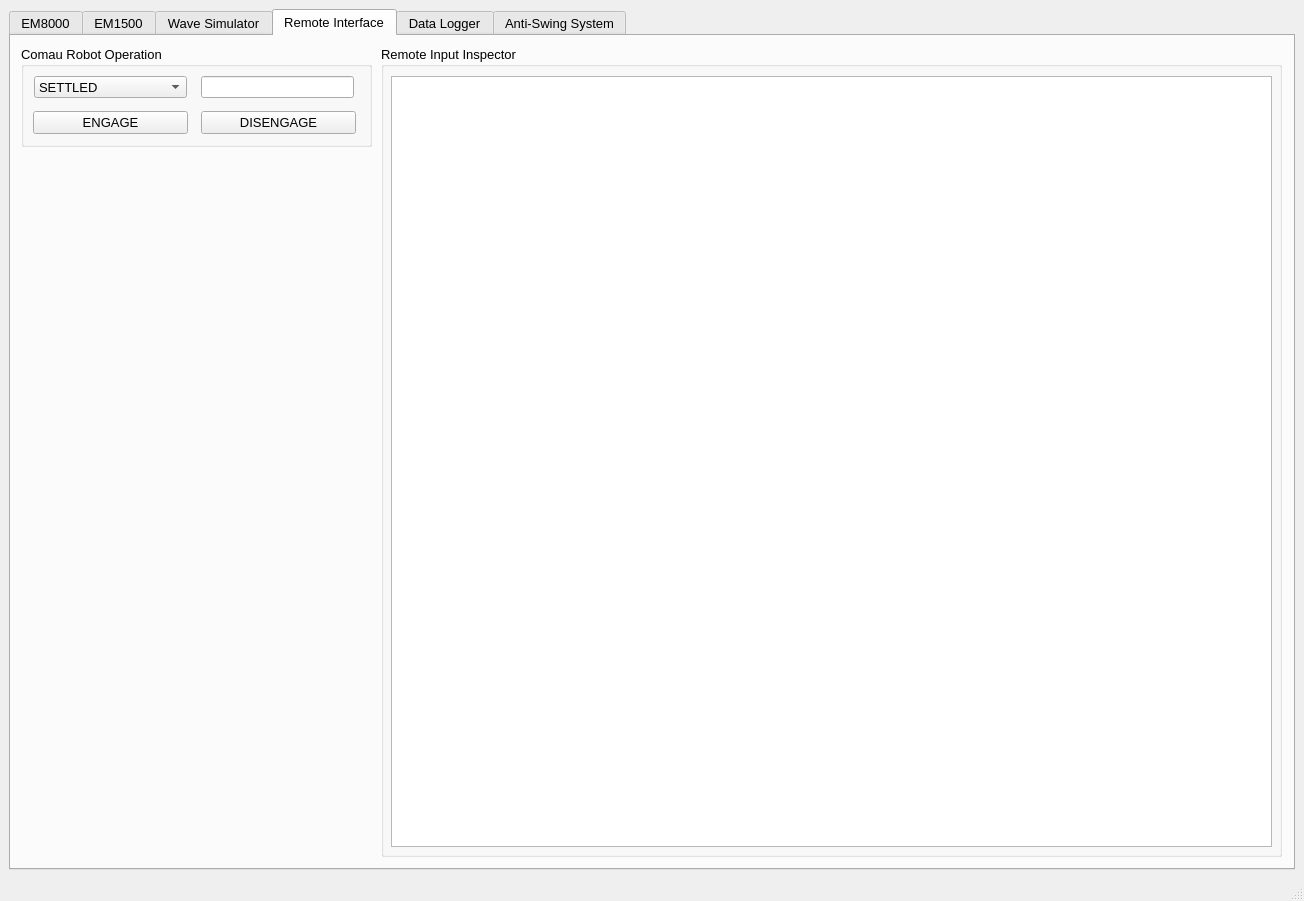
Before: the Qt Designer form hmi/src/MainWindow.ui in sondretordal/motion-lab, drawn with Qt 5.
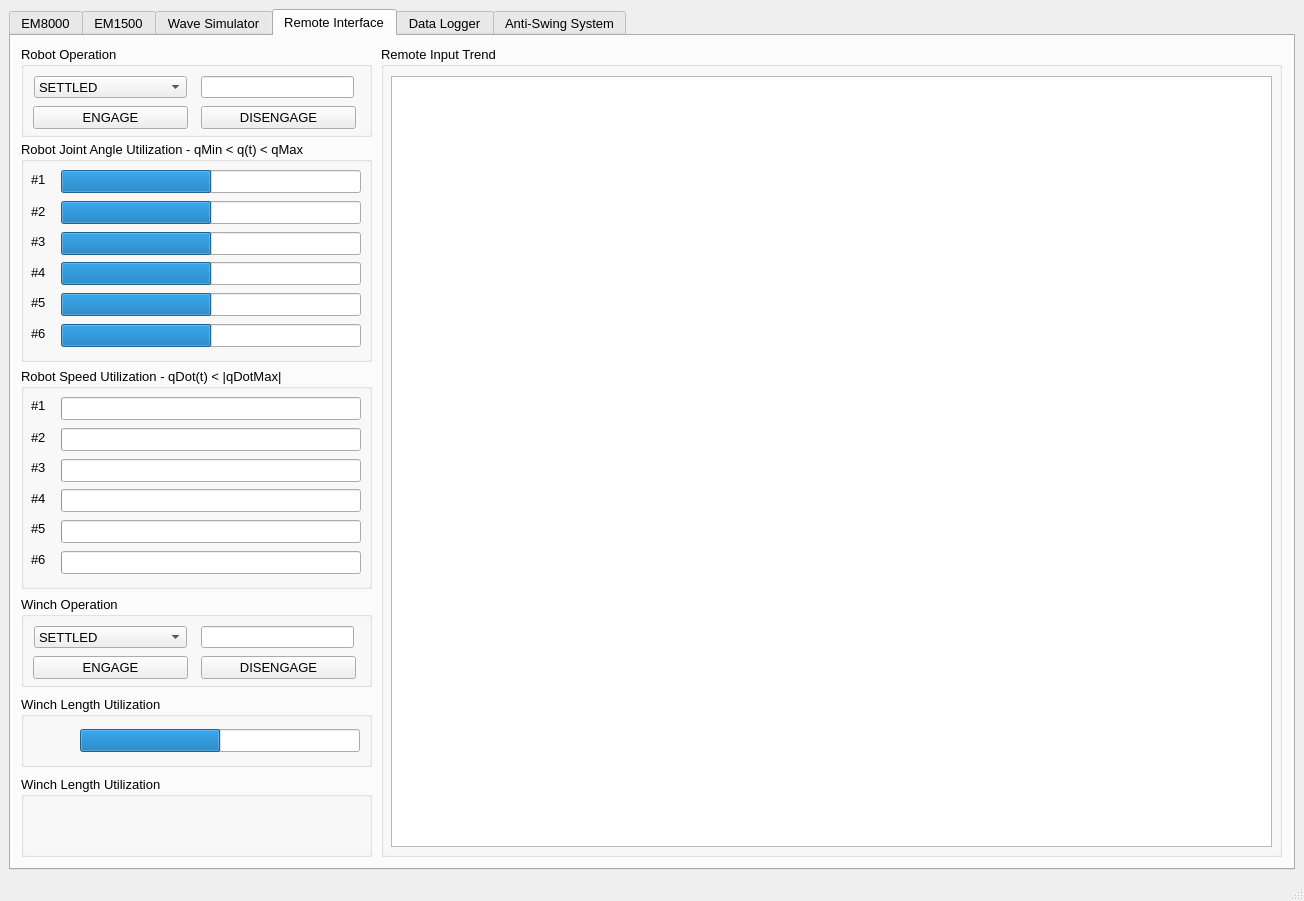
After: the same form once the commit is applied. Custom widgets are drawn as their Qt base class.

Patch:
```diff
--- a/hmi/src/MainWindow.ui
+++ b/hmi/src/MainWindow.ui
@@ -2587,7 +2587,7 @@
          </rect>
         </property>
         <property name="title">
-         <string>Remote Input Inspector</string>
+         <string>Remote Input Trend</string>
         </property>
         <widget class="GraphicsLayoutWidget" name="comau_plot">
          <property name="geometry">
@@ -2606,13 +2606,85 @@
           <x>10</x>
           <y>10</y>
           <width>351</width>
-          <height>101</height>
+          <height>91</height>
          </rect>
         </property>
         <property name="title">
-         <string>Comau Robot Operation</string>
+         <string>Robot Operation</string>
         </property>
-        <widget class="QComboBox" name="em1500_eModeCmd_2">
+        <widget class="QComboBox" name="comau_eModeCmd">
+         <property name="geometry">
+          <rect>
+           <x>13</x>
+           <y>30</y>
+           <width>153</width>
+           <height>22</height>
+          </rect>
+         </property>
+         <item>
+          <property name="text">
+           <string>SETTLED</string>
+          </property>
+         </item>
+         <item>
+          <property name="text">
+           <string>REMOTE</string>
+          </property>
+         </item>
+        </widget>
+        <widget class="QPushButton" name="comau_engage">
+         <property name="geometry">
+          <rect>
+           <x>12</x>
+           <y>60</y>
+           <width>155</width>
+           <height>23</height>
+          </rect>
+         </property>
+         <property name="text">
+          <string>ENGAGE</string>
+         </property>
+        </widget>
+        <widget class="QPushButton" name="comau_disengage">
+         <property name="geometry">
+          <rect>
+           <x>180</x>
+           <y>60</y>
+           <width>155</width>
+           <height>23</height>
+          </rect>
+         </property>
+         <property name="text">
+          <string>DISENGAGE</string>
+         </property>
+        </widget>
+        <widget class="QLineEdit" name="comau_eMode">
+         <property name="geometry">
+          <rect>
+           <x>180</x>
+           <y>30</y>
+           <width>153</width>
+           <height>22</height>
+          </rect>
+         </property>
+         <property name="readOnly">
+          <bool>true</bool>
+         </property>
+        </widget>
+       </widget>
+       <widget class="QGroupBox" name="groupBox_16">
+        <property name="geometry">
+         <rect>
+          <x>10</x>
+          <y>560</y>
+          <width>351</width>
+          <height>91</height>
+         </rect>
+        </property>
+        <property name="title">
+         <string>Winch Operation</string>
+        </property>
+        <widget class="QComboBox" name="winch_eModeCmd">
          <property name="geometry">
           <rect>
            <x>13</x>
@@ -2647,11 +2719,11 @@
           </property>
          </item>
         </widget>
-        <widget class="QPushButton" name="comau_engage">
+        <widget class="QPushButton" name="winch_engage">
          <property name="geometry">
           <rect>
            <x>12</x>
-           <y>65</y>
+           <y>60</y>
            <width>155</width>
            <height>23</height>
           </rect>
@@ -2660,11 +2732,11 @@
           <string>ENGAGE</string>
          </property>
         </widget>
-        <widget class="QPushButton" name="comau_disengage">
+        <widget class="QPushButton" name="winch_disengage">
          <property name="geometry">
           <rect>
            <x>180</x>
-           <y>65</y>
+           <y>60</y>
            <width>155</width>
            <height>23</height>
           </rect>
@@ -2673,7 +2745,7 @@
           <string>DISENGAGE</string>
          </property>
         </widget>
-        <widget class="QLineEdit" name="em1500_eMode_2">
+        <widget class="QLineEdit" name="winch_eMode">
          <property name="geometry">
           <rect>
            <x>180</x>
@@ -2687,6 +2759,495 @@
          </property>
         </widget>
        </widget>
+       <widget class="QGroupBox" name="groupBox_20">
+        <property name="geometry">
+         <rect>
+          <x>10</x>
+          <y>105</y>
+          <width>351</width>
+          <height>221</height>
+         </rect>
+        </property>
+        <property name="title">
+         <string>Robot Joint Angle Utilization - qMin &lt; q(t) &lt; qMax</string>
+        </property>
+        <widget class="QGroupBox" name="groupBox_21">
+         <property name="geometry">
+          <rect>
+           <x>160</x>
+           <y>230</y>
+           <width>351</width>
+           <height>231</height>
+          </rect>
+         </property>
+         <property name="title">
+          <string>Robot Jont Utilization</string>
+         </property>
+        </widget>
+        <widget class="QProgressBar" name="comau_q_0">
+         <property name="geometry">
+          <rect>
+           <x>40</x>
+           <y>29</y>
+           <width>300</width>
+           <height>23</height>
+          </rect>
+         </property>
+         <property name="layoutDirection">
+          <enum>Qt::LeftToRight</enum>
+         </property>
+         <property name="minimum">
+          <number>-100</number>
+         </property>
+         <property name="value">
+          <number>0</number>
+         </property>
+         <property name="textVisible">
+          <bool>false</bool>
+         </property>
+        </widget>
+        <widget class="QProgressBar" name="comau_q_1">
+         <property name="geometry">
+          <rect>
+           <x>40</x>
+           <y>60</y>
+           <width>300</width>
+           <height>23</height>
+          </rect>
+         </property>
+         <property name="layoutDirection">
+          <enum>Qt::LeftToRight</enum>
+         </property>
+         <property name="minimum">
+          <number>-100</number>
+         </property>
+         <property name="value">
+          <number>0</number>
+         </property>
+         <property name="textVisible">
+          <bool>false</bool>
+         </property>
+        </widget>
+        <widget class="QProgressBar" name="comau_q_2">
+         <property name="geometry">
+          <rect>
+           <x>40</x>
+           <y>91</y>
+           <width>300</width>
+           <height>23</height>
+          </rect>
+         </property>
+         <property name="layoutDirection">
+          <enum>Qt::LeftToRight</enum>
+         </property>
+         <property name="minimum">
+          <number>-100</number>
+         </property>
+         <property name="value">
+          <number>0</number>
+         </property>
+         <property name="textVisible">
+          <bool>false</bool>
+         </property>
+        </widget>
+        <widget class="QProgressBar" name="comau_q_3">
+         <property name="geometry">
+          <rect>
+           <x>40</x>
+           <y>121</y>
+           <width>300</width>
+           <height>23</height>
+          </rect>
+         </property>
+         <property name="layoutDirection">
+          <enum>Qt::LeftToRight</enum>
+         </property>
+         <property name="minimum">
+          <number>-100</number>
+         </property>
+         <property name="value">
+          <number>0</number>
+         </property>
+         <property name="textVisible">
+          <bool>false</bool>
+         </property>
+        </widget>
+        <widget class="QProgressBar" name="comau_q_4">
+         <property name="geometry">
+          <rect>
+           <x>40</x>
+           <y>152</y>
+           <width>300</width>
+           <height>23</height>
+          </rect>
+         </property>
+         <property name="layoutDirection">
+          <enum>Qt::LeftToRight</enum>
+         </property>
+         <property name="minimum">
+          <number>-100</number>
+         </property>
+         <property name="value">
+          <number>0</number>
+         </property>
+         <property name="textVisible">
+          <bool>false</bool>
+         </property>
+        </widget>
+        <widget class="QProgressBar" name="comau_q_5">
+         <property name="geometry">
+          <rect>
+           <x>40</x>
+           <y>183</y>
+           <width>300</width>
+           <height>23</height>
+          </rect>
+         </property>
+         <property name="layoutDirection">
+          <enum>Qt::LeftToRight</enum>
+         </property>
+         <property name="minimum">
+          <number>-100</number>
+         </property>
+         <property name="value">
+          <number>0</number>
+         </property>
+         <property name="textVisible">
+          <bool>false</bool>
+         </property>
+        </widget>
+        <widget class="QLabel" name="label_8">
+         <property name="geometry">
+          <rect>
+           <x>10</x>
+           <y>32</y>
+           <width>47</width>
+           <height>13</height>
+          </rect>
+         </property>
+         <property name="text">
+          <string>#1</string>
+         </property>
+        </widget>
+        <widget class="QLabel" name="label_20">
+         <property name="geometry">
+          <rect>
+           <x>10</x>
+           <y>64</y>
+           <width>47</width>
+           <height>13</height>
+          </rect>
+         </property>
+         <property name="text">
+          <string>#2</string>
+         </property>
+        </widget>
+        <widget class="QLabel" name="label_21">
+         <property name="geometry">
+          <rect>
+           <x>10</x>
+           <y>94</y>
+           <width>47</width>
+           <height>13</height>
+          </rect>
+         </property>
+         <property name="text">
+          <string>#3</string>
+         </property>
+        </widget>
+        <widget class="QLabel" name="label_22">
+         <property name="geometry">
+          <rect>
+           <x>10</x>
+           <y>125</y>
+           <width>47</width>
+           <height>13</height>
+          </rect>
+         </property>
+         <property name="text">
+          <string>#4</string>
+         </property>
+        </widget>
+        <widget class="QLabel" name="label_23">
+         <property name="geometry">
+          <rect>
+           <x>10</x>
+           <y>155</y>
+           <width>47</width>
+           <height>13</height>
+          </rect>
+         </property>
+         <property name="text">
+          <string>#5</string>
+         </property>
+        </widget>
+        <widget class="QLabel" name="label_24">
+         <property name="geometry">
+          <rect>
+           <x>10</x>
+           <y>186</y>
+           <width>47</width>
+           <height>13</height>
+          </rect>
+         </property>
+         <property name="text">
+          <string>#6</string>
+         </property>
+        </widget>
+       </widget>
+       <widget class="QGroupBox" name="groupBox_22">
+        <property name="geometry">
+         <rect>
+          <x>10</x>
+          <y>332</y>
+          <width>351</width>
+          <height>221</height>
+         </rect>
+        </property>
+        <property name="title">
+         <string>Robot Speed Utilization - qDot(t) &lt; |qDotMax|</string>
+        </property>
+        <widget class="QProgressBar" name="comau_q_t_2">
+         <property name="geometry">
+          <rect>
+           <x>40</x>
+           <y>91</y>
+           <width>300</width>
+           <height>23</height>
+          </rect>
+         </property>
+         <property name="layoutDirection">
+          <enum>Qt::LeftToRight</enum>
+         </property>
+         <property name="value">
+          <number>0</number>
+         </property>
+         <property name="textVisible">
+          <bool>false</bool>
+         </property>
+        </widget>
+        <widget class="QProgressBar" name="comau_q_t_4">
+         <property name="geometry">
+          <rect>
+           <x>40</x>
+           <y>152</y>
+           <width>300</width>
+           <height>23</height>
+          </rect>
+         </property>
+         <property name="layoutDirection">
+          <enum>Qt::LeftToRight</enum>
+         </property>
+         <property name="value">
+          <number>0</number>
+         </property>
+         <property name="textVisible">
+          <bool>false</bool>
+         </property>
+        </widget>
+        <widget class="QProgressBar" name="comau_q_t_5">
+         <property name="geometry">
+          <rect>
+           <x>40</x>
+           <y>183</y>
+           <width>300</width>
+           <height>23</height>
+          </rect>
+         </property>
+         <property name="layoutDirection">
+          <enum>Qt::LeftToRight</enum>
+         </property>
+         <property name="value">
+          <number>0</number>
+         </property>
+         <property name="textVisible">
+          <bool>false</bool>
+         </property>
+        </widget>
+        <widget class="QProgressBar" name="comau_q_t_3">
+         <property name="geometry">
+          <rect>
+           <x>40</x>
+           <y>121</y>
+           <width>300</width>
+           <height>23</height>
+          </rect>
+         </property>
+         <property name="layoutDirection">
+          <enum>Qt::LeftToRight</enum>
+         </property>
+         <property name="value">
+          <number>0</number>
+         </property>
+         <property name="textVisible">
+          <bool>false</bool>
+         </property>
+        </widget>
+        <widget class="QProgressBar" name="comau_q_t_1">
+         <property name="geometry">
+          <rect>
+           <x>40</x>
+           <y>60</y>
+           <width>300</width>
+           <height>23</height>
+          </rect>
+         </property>
+         <property name="layoutDirection">
+          <enum>Qt::LeftToRight</enum>
+         </property>
+         <property name="value">
+          <number>0</number>
+         </property>
+         <property name="textVisible">
+          <bool>false</bool>
+         </property>
+        </widget>
+        <widget class="QProgressBar" name="comau_q_t_0">
+         <property name="geometry">
+          <rect>
+           <x>40</x>
+           <y>29</y>
+           <width>300</width>
+           <height>23</height>
+          </rect>
+         </property>
+         <property name="layoutDirection">
+          <enum>Qt::LeftToRight</enum>
+         </property>
+         <property name="value">
+          <number>0</number>
+         </property>
+         <property name="textVisible">
+          <bool>false</bool>
+         </property>
+        </widget>
+        <widget class="QLabel" name="label_25">
+         <property name="geometry">
+          <rect>
+           <x>10</x>
+           <y>124</y>
+           <width>47</width>
+           <height>13</height>
+          </rect>
+         </property>
+         <property name="text">
+          <string>#4</string>
+         </property>
+        </widget>
+        <widget class="QLabel" name="label_26">
+         <property name="geometry">
+          <rect>
+           <x>10</x>
+           <y>154</y>
+           <width>47</width>
+           <height>13</height>
+          </rect>
+         </property>
+         <property name="text">
+          <string>#5</string>
+         </property>
+        </widget>
+        <widget class="QLabel" name="label_27">
+         <property name="geometry">
+          <rect>
+           <x>10</x>
+           <y>63</y>
+           <width>47</width>
+           <height>13</height>
+          </rect>
+         </property>
+         <property name="text">
+          <string>#2</string>
+         </property>
+        </widget>
+        <widget class="QLabel" name="label_28">
+         <property name="geometry">
+          <rect>
+           <x>10</x>
+           <y>185</y>
+           <width>47</width>
+           <height>13</height>
+          </rect>
+         </property>
+         <property name="text">
+          <string>#6</string>
+         </property>
+        </widget>
+        <widget class="QLabel" name="label_29">
+         <property name="geometry">
+          <rect>
+           <x>10</x>
+           <y>31</y>
+           <width>47</width>
+           <height>13</height>
+          </rect>
+         </property>
+         <property name="text">
+          <string>#1</string>
+         </property>
+        </widget>
+        <widget class="QLabel" name="label_30">
+         <property name="geometry">
+          <rect>
+           <x>10</x>
+           <y>93</y>
+           <width>47</width>
+           <height>13</height>
+          </rect>
+         </property>
+         <property name="text">
+          <string>#3</string>
+         </property>
+        </widget>
+       </widget>
+       <widget class="QGroupBox" name="groupBox_42">
+        <property name="geometry">
+         <rect>
+          <x>10</x>
+          <y>660</y>
+          <width>351</width>
+          <height>71</height>
+         </rect>
+        </property>
+        <property name="title">
+         <string>Winch Length Utilization</string>
+        </property>
+        <widget class="QProgressBar" name="comau_q_6">
+         <property name="geometry">
+          <rect>
+           <x>59</x>
+           <y>33</y>
+           <width>280</width>
+           <height>23</height>
+          </rect>
+         </property>
+         <property name="layoutDirection">
+          <enum>Qt::LeftToRight</enum>
+         </property>
+         <property name="minimum">
+          <number>-100</number>
+         </property>
+         <property name="value">
+          <number>0</number>
+         </property>
+         <property name="textVisible">
+          <bool>false</bool>
+         </property>
+        </widget>
+       </widget>
+       <widget class="QGroupBox" name="groupBox_43">
+        <property name="geometry">
+         <rect>
+          <x>10</x>
+          <y>740</y>
+          <width>351</width>
+          <height>81</height>
+         </rect>
+        </property>
+        <property name="title">
+         <string>Winch Length Utilization</string>
+        </property>
+       </widget>
       </widget>
       <widget class="QWidget" name="tab_9">
        <attribute name="title">
```
